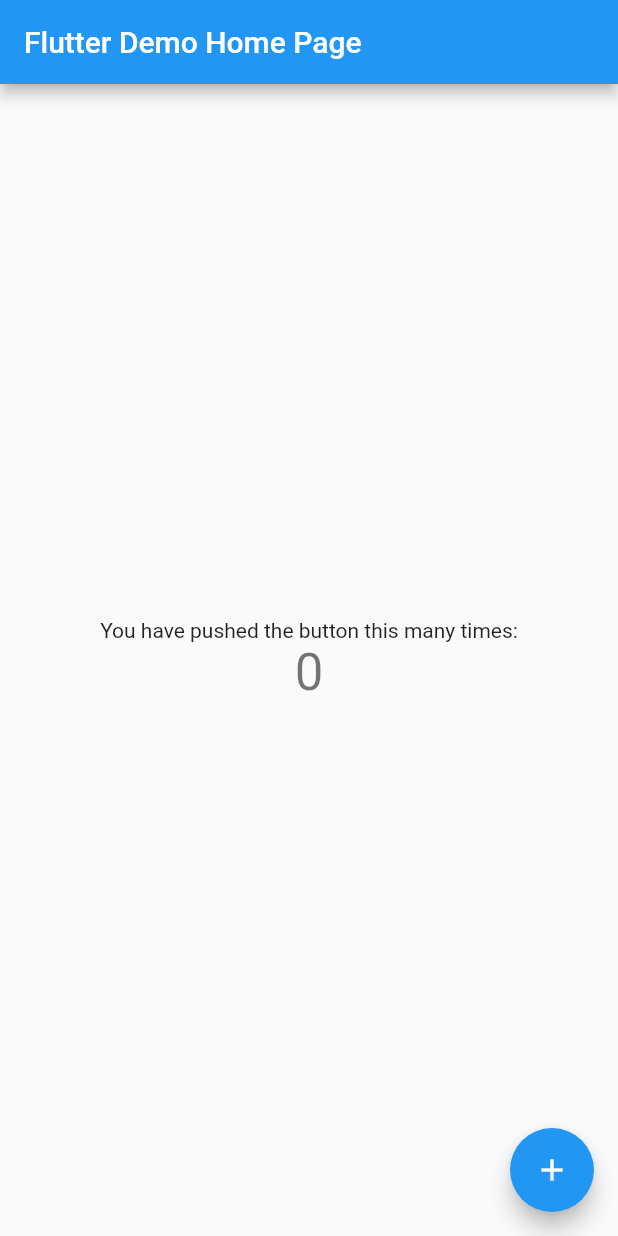
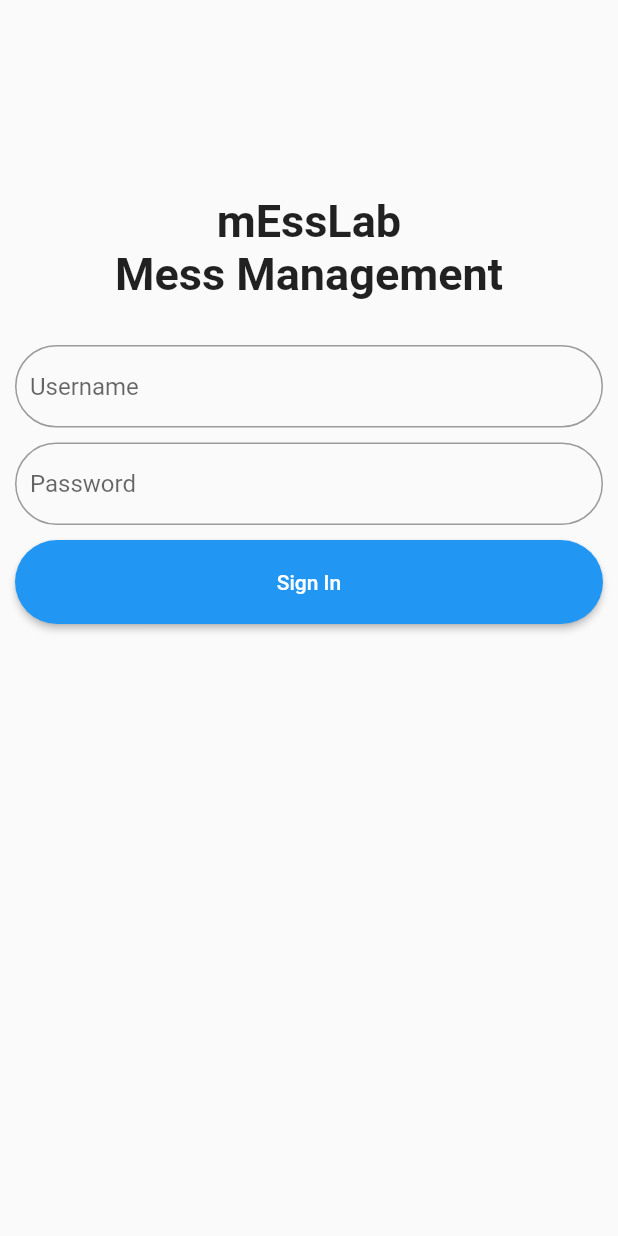
Before and after one commit to j3rinpaul/Messlab, a Flutter app: the screen it shows after launch, on a phone screen of 412 x 824 dp. Run offline on Flutter 3.47's test engine with Material 2 defaults, Android fonts, the phone set to English and light mode, and no system bars.

Commit message:
login page and appbar

```diff
--- a/lib/main.dart
+++ b/lib/main.dart
@@ -1,115 +1,20 @@
 import 'package:flutter/material.dart';
 
-void main() {
-  runApp(const MyApp());
+import 'package:mini_project/screens/login.dart';
+
+
+void main(List<String> args) {
+  runApp(MyApp());
 }
 
 class MyApp extends StatelessWidget {
   const MyApp({super.key});
 
-  // This widget is the root of your application.
   @override
   Widget build(BuildContext context) {
     return MaterialApp(
-      title: 'Flutter Demo',
-      theme: ThemeData(
-        // This is the theme of your application.
-        //
-        // Try running your application with "flutter run". You'll see the
-        // application has a blue toolbar. Then, without quitting the app, try
-        // changing the primarySwatch below to Colors.green and then invoke
-        // "hot reload" (press "r" in the console where you ran "flutter run",
-        // or simply save your changes to "hot reload" in a Flutter IDE).
-        // Notice that the counter didn't reset back to zero; the application
-        // is not restarted.
-        primarySwatch: Colors.blue,
-      ),
-      home: const MyHomePage(title: 'Flutter Demo Home Page'),
+      theme: ThemeData(primaryColor: Colors.green),
+      home: HomeScreen(),
     );
   }
 }
-
-class MyHomePage extends StatefulWidget {
-  const MyHomePage({super.key, required this.title});
-
-  // This widget is the home page of your application. It is stateful, meaning
-  // that it has a State object (defined below) that contains fields that affect
-  // how it looks.
-
-  // This class is the configuration for the state. It holds the values (in this
-  // case the title) provided by the parent (in this case the App widget) and
-  // used by the build method of the State. Fields in a Widget subclass are
-  // always marked "final".
-
-  final String title;
-
-  @override
-  State<MyHomePage> createState() => _MyHomePageState();
-}
-
-class _MyHomePageState extends State<MyHomePage> {
-  int _counter = 0;
-
-  void _incrementCounter() {
-    setState(() {
-      // This call to setState tells the Flutter framework that something has
-      // changed in this State, which causes it to rerun the build method below
-      // so that the display can reflect the updated values. If we changed
-      // _counter without calling setState(), then the build method would not be
-      // called again, and so nothing would appear to happen.
-      _counter++;
-    });
-  }
-
-  @override
-  Widget build(BuildContext context) {
-    // This method is rerun every time setState is called, for instance as done
-    // by the _incrementCounter method above.
-    //
-    // The Flutter framework has been optimized to make rerunning build methods
-    // fast, so that you can just rebuild anything that needs updating rather
-    // than having to individually change instances of widgets.
-    return Scaffold(
-      appBar: AppBar(
-        // Here we take the value from the MyHomePage object that was created by
-        // the App.build method, and use it to set our appbar title.
-        title: Text(widget.title),
-      ),
-      body: Center(
-        // Center is a layout widget. It takes a single child and positions it
-        // in the middle of the parent.
-        child: Column(
-          // Column is also a layout widget. It takes a list of children and
-          // arranges them vertically. By default, it sizes itself to fit its
-          // children horizontally, and tries to be as tall as its parent.
-          //
-          // Invoke "debug painting" (press "p" in the console, choose the
-          // "Toggle Debug Paint" action from the Flutter Inspector in Android
-          // Studio, or the "Toggle Debug Paint" command in Visual Studio Code)
-          // to see the wireframe for each widget.
-          //
-          // Column has various properties to control how it sizes itself and
-          // how it positions its children. Here we use mainAxisAlignment to
-          // center the children vertically; the main axis here is the vertical
-          // axis because Columns are vertical (the cross axis would be
-          // horizontal).
-          mainAxisAlignment: MainAxisAlignment.center,
-          children: <Widget>[
-            const Text(
-              'You have pushed the button this many times:',
-            ),
-            Text(
-              '$_counter',
-              style: Theme.of(context).textTheme.headlineMedium,
-            ),
-          ],
-        ),
-      ),
-      floatingActionButton: FloatingActionButton(
-        onPressed: _incrementCounter,
-        tooltip: 'Increment',
-        child: const Icon(Icons.add),
-      ), // This trailing comma makes auto-formatting nicer for build methods.
-    );
-  }
-}
--- /dev/null
+++ b/lib/screens/login.dart
@@ -0,0 +1,96 @@
+import 'package:flutter/material.dart';
+import 'package:mini_project/screens/home_screen.dart';
+
+class HomeScreen extends StatefulWidget {
+  const HomeScreen({super.key});
+
+  @override
+  State<HomeScreen> createState() => _HomeScreenState();
+}
+
+class _HomeScreenState extends State<HomeScreen> {
+
+  final _formKey = GlobalKey<FormState>();
+  final _usernameController=TextEditingController();
+  final _passwordController = TextEditingController();
+
+  @override
+  Widget build(BuildContext context) {
+    return Scaffold(
+      body: Padding(
+        padding: const EdgeInsets.only(top:130.0,left: 10.0,right: 10.0),
+        //const EdgeInsets.only(left:200.0),
+        child: SafeArea(child: Form(
+          key: _formKey,
+          child: Expanded(
+            child: Column(
+              children: [const
+                Text('mEssLab',
+                style: TextStyle(
+                  fontWeight: FontWeight.bold,
+                  fontSize: 30,
+                )),
+               const  Text('Mess Management',
+                style:TextStyle(
+                  fontWeight: FontWeight.bold,
+                  fontSize: 30,
+                ) ,),
+                SizedBox(height: 30,),
+                TextFormField(
+                  controller: _usernameController,
+                  decoration: InputDecoration(
+                    hintText: 'Username',
+                    contentPadding: EdgeInsets.symmetric(horizontal: 10.0, vertical: 18.0),
+                    border: OutlineInputBorder(borderRadius: BorderRadius.circular(40.0),),
+                    ),
+                    validator: (value) {
+                      if(value==null ||value.isEmpty){
+                        return 'value is empty';
+                      }else{
+                        return null;
+                      }
+                    },
+                  ),
+                SizedBox(height: 10,),
+                TextFormField(
+                  controller: _passwordController,
+                  obscureText: true,
+                  decoration: InputDecoration(
+                    hintText: 'Password',
+                    contentPadding: EdgeInsets.symmetric(horizontal: 10.0, vertical: 18.0),
+                    border: OutlineInputBorder(borderRadius: BorderRadius.circular(40.0),),
+                    ),
+                    validator: (value) {
+                      if(value==null ||value.isEmpty){
+                        return 'value is empty';
+                      }else{
+                        return null;
+                      }
+                    },
+                  ),
+                  SizedBox(height: 10,),
+                  ElevatedButton(onPressed: (){
+                    _formKey.currentState!.validate();
+                    Navigator.of(context).push(MaterialPageRoute(builder: (context){
+                      return ScreenHome();
+                    }));
+                  }, child: Text('Sign In'),
+                  style: ButtonStyle(
+                    minimumSize: MaterialStateProperty.all(Size(400, 56)),
+                    shape: MaterialStateProperty.all(
+                RoundedRectangleBorder(
+            borderRadius: BorderRadius.circular(40),
+                ),
+              ),
+                  ),)
+              ],
+            ),
+          ),
+        ),
+
+
+        ),
+      )
+    );
+  }
+}
```
Also changed, not shown: lib/screens/home_screen.dart (added, +64 -0 lines), pubspec.yaml (+7 -4 lines), assets/images/bill.png (added), assets/images/profilepic.png (added), lib/screens/widgets/calender.dart (added), pubspec.lock.
